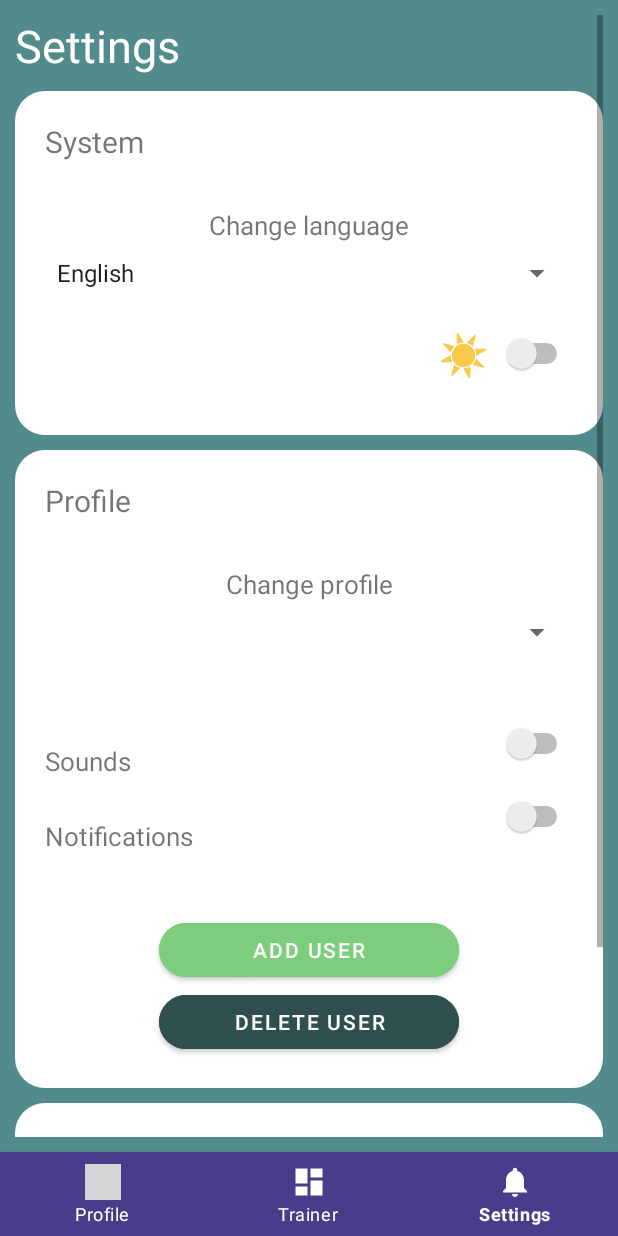
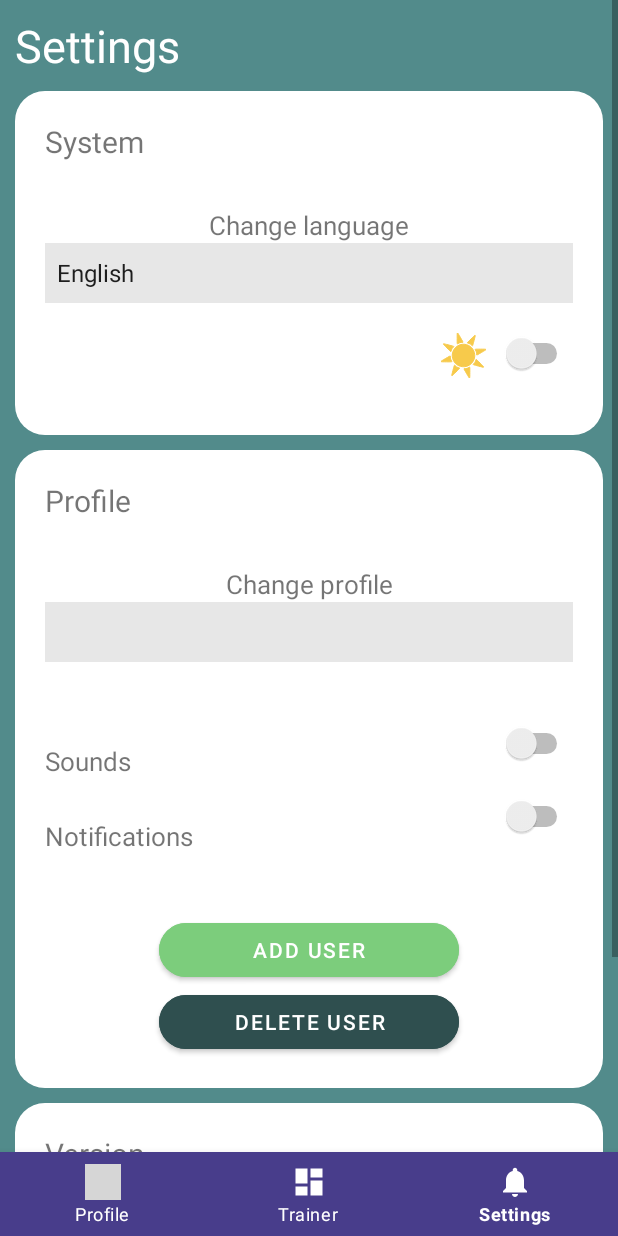
Before and after one commit to Tyomnayark/multiply-trainer-app, an Android app: the SettingsFragment screen opened through its navigation route, on a phone screen of 412 x 824 dp. Run offline under Robolectric (Android 15) with nearby library versions, the phone set to English and light mode, and no system bars; our stand-ins replace navigation-ui; Roboto replaces fonts that are not available here; grey boxes are pictures that could not be loaded.

Commit message:
fix night theme

```diff
--- a/app/src/main/java/com/example/multiplyeverywhere/LoadingActivity.kt
+++ b/app/src/main/java/com/example/multiplyeverywhere/LoadingActivity.kt
@@ -48,7 +48,7 @@ class LoadingActivity : AppCompatActivity() {
 
             this@LoadingActivity.resources.updateConfiguration(configuration,this@LoadingActivity.resources.displayMetrics)
 
-            val intent = if (!databaseExists) {
+            val intent = if ((!databaseExists) || preferencesHelper.getUserName()== "" ) {
                 Intent(this@LoadingActivity, LoginActivity::class.java)
             } else {
                 Intent(this@LoadingActivity, MainActivity::class.java)
--- a/app/src/main/java/com/example/multiplyeverywhere/ui/settings/SettingsFragment.kt
+++ b/app/src/main/java/com/example/multiplyeverywhere/ui/settings/SettingsFragment.kt
@@ -10,6 +10,7 @@ import android.view.ViewGroup
 import android.widget.AdapterView
 import android.widget.ArrayAdapter
 import android.widget.Button
+import android.widget.ImageView
 import android.widget.Spinner
 import android.widget.Switch
 import androidx.appcompat.app.AppCompatDelegate
@@ -189,18 +190,26 @@ class SettingsFragment : Fragment() {
         }
 
         // create theme sets
+        val themeImage = view.findViewById<ImageView>(R.id.theme_picture)
 
         val switchTheme = view.findViewById<Switch>(R.id.switch_theme)
         val isNightThemeEnabled = preferences.getTheme() == "night"
         switchTheme.isChecked = isNightThemeEnabled
+        if (isNightThemeEnabled) {
+            themeImage.setImageResource(R.drawable.moon)
+        } else {
+            themeImage.setImageResource(R.drawable.sun)
+        }
 
         switchTheme.setOnCheckedChangeListener { buttonView, isChecked ->
             if (isChecked) {
                 AppCompatDelegate.setDefaultNightMode(AppCompatDelegate.MODE_NIGHT_YES)
                 preferences.setTheme("night")
+                themeImage.setImageResource(R.drawable.moon)
             } else {
                 AppCompatDelegate.setDefaultNightMode(AppCompatDelegate.MODE_NIGHT_NO)
                 preferences.setTheme("day")
+                themeImage.setImageResource(R.drawable.sun)
             }
         }
     }
--- /dev/null
+++ b/app/src/main/res/drawable/moon.xml
@@ -0,0 +1,10 @@
+<vector xmlns:android="http://schemas.android.com/apk/res/android"
+    android:width="1049dp"
+    android:height="1280dp"
+    android:viewportWidth="1049"
+    android:viewportHeight="1280">
+  <path
+      android:pathData="M601.5,1.1c-74,4.6 -146.9,21.9 -214.5,50.9 -28.4,12.1 -81.7,40.7 -98.5,52.8 -2.2,1.5 -10.8,7.7 -19.1,13.6 -17.9,12.6 -36.6,27.5 -52.1,41.2 -16.3,14.4 -37.5,34.4 -39.8,37.5 -1.1,1.5 -6.3,7.4 -11.5,13.1 -122.3,134.2 -181.5,315.3 -162.4,496.8 15.3,145.9 79.6,280.9 183.5,384.9 66.5,66.5 142.9,115.6 231.5,148.6 40.6,15.1 86.5,26.8 130.4,33 34.1,4.8 51,5.9 90,5.9 37.4,0.1 51.9,-0.8 81,-4.5 8.5,-1.1 18.2,-2.3 21.5,-2.5 3.3,-0.3 12.1,-1.9 19.5,-3.5 70.7,-16 109.7,-29.3 162.5,-55.4 38.6,-19.1 67.2,-36.6 100,-61.2 26.1,-19.6 28.5,-22.3 23.7,-27.1 -1.7,-1.7 -4.3,-2 -23.3,-2.5 -174.2,-5.1 -338.6,-83.9 -454.5,-217.7 -118.4,-136.8 -171.7,-320.6 -145.3,-501 21.8,-149.4 96.9,-285.4 212.4,-384.9 11.6,-10 11.5,-9.8 11.5,-13.2 0,-5.2 -2.2,-5.9 -18.6,-5.8 -8.2,0.1 -20.7,0.6 -27.9,1z"
+      android:fillColor="@color/custom_purple"
+      android:strokeColor="@color/custom_purple"/>
+</vector>
--- a/app/src/main/res/layout/fragment_settings.xml
+++ b/app/src/main/res/layout/fragment_settings.xml
@@ -12,12 +12,12 @@
         android:layout_height="wrap_content"
         app:layout_constraintBottom_toBottomOf="parent"
         app:layout_constraintEnd_toEndOf="parent"
-        android:padding="10dp"
         app:layout_constraintStart_toStartOf="parent"
         app:layout_constraintTop_toTopOf="parent">
 
         <LinearLayout
             android:layout_width="match_parent"
+            android:layout_margin="10dp"
             android:layout_height="wrap_content"
             android:orientation="vertical">
 
@@ -66,6 +66,7 @@
                     android:id="@+id/spinner_language"
                     android:layout_width="match_parent"
                     android:layout_height="40dp"
+                    android:background="@color/spinners"
                     app:layout_constraintTop_toBottomOf="@id/text_change_language" />
 
                 <Switch
@@ -179,6 +180,7 @@
                     android:id="@+id/spinner_change_profile"
                     android:layout_width="match_parent"
                     android:layout_height="40dp"
+                    android:background="@color/spinners"
                     app:layout_constraintStart_toStartOf="parent"
                     app:layout_constraintTop_toBottomOf="@id/change_profile_text" />
 
--- a/app/src/main/res/values-night/colors.xml
+++ b/app/src/main/res/values-night/colors.xml
@@ -16,4 +16,5 @@
     <color name="custom_green">	#434b77</color>
     <color name="custom_light_green">#434b77</color>
     <color name="custom_light_grey">#CFCFCF</color>
+    <color name="spinners">#434b77</color>
 </resources>
--- a/app/src/main/res/values-night/themes.xml
+++ b/app/src/main/res/values-night/themes.xml
@@ -3,10 +3,10 @@
     <style name="Theme.MultiplyEverywhere" parent="Theme.MaterialComponents.DayNight.DarkActionBar">
         <item name="colorPrimary">@color/purple_200</item>
         <item name="colorPrimaryVariant">@color/custom_purple</item>
-        <item name="colorOnPrimary">@color/black</item>
-        <item name="colorSecondary">@color/teal_200</item>
-        <item name="colorSecondaryVariant">@color/teal_200</item>
-        <item name="colorOnSecondary">@color/black</item>
+        <item name="colorOnPrimary">@color/custom_purple</item>
+        <item name="colorSecondary">@color/custom_yellow</item>
+        <item name="colorSecondaryVariant">@color/custom_yellow</item>
+        <item name="colorOnSecondary">@color/custom_purple</item>
         <item name="android:statusBarColor">?attr/colorPrimaryVariant</item>
     </style>
 </resources>
--- a/app/src/main/res/values/colors.xml
+++ b/app/src/main/res/values/colors.xml
@@ -16,4 +16,5 @@
     <color name="custom_green">	#528b8b</color>
     <color name="custom_light_green">#7ccd7c</color>
     <color name="custom_light_grey">#CFCFCF</color>
+    <color name="spinners">#e7e7e7</color>
 </resources>
```
Also changed, not shown: app/src/main/res/layout/activity_login.xml (+6 -4 lines).
